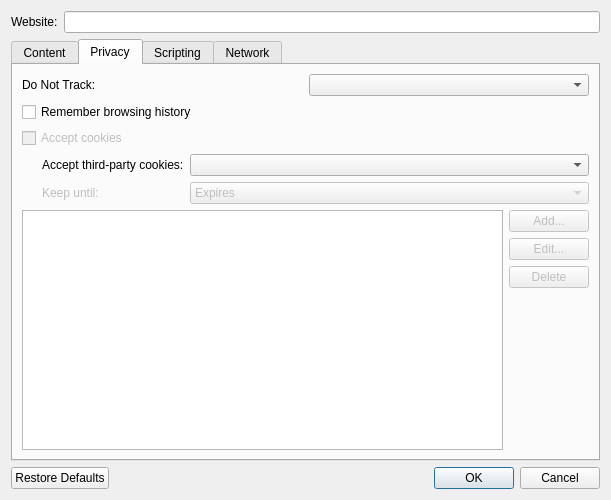
Above: src/ui/WebsitePreferencesDialog.ui from OtterBrowser/otter-browser before the change. Below: the same form after it.
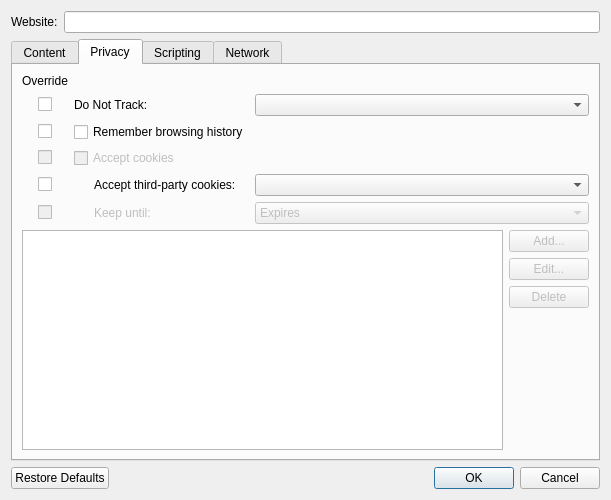
That is the form after the change. The open tabs and pages were chosen to show the change. Custom widgets are drawn as their Qt base class.

Commit message: Allow more fine-grained control over website specific preferences

What changed in the file:
```diff
--- a/src/ui/WebsitePreferencesDialog.ui
+++ b/src/ui/WebsitePreferencesDialog.ui
@@ -132,36 +132,46 @@
       <attribute name="title">
        <string>Privacy</string>
       </attribute>
-      <layout class="QVBoxLayout" name="privacyLayout">
-       <item>
-        <layout class="QHBoxLayout" name="horizontalLayout">
-         <item>
-          <widget class="QLabel" name="doNotTrackLabel">
-           <property name="text">
-            <string>Do Not Track:</string>
-           </property>
-           <property name="buddy">
-            <cstring>doNotTrackComboBox</cstring>
-           </property>
-          </widget>
-         </item>
-         <item>
+      <layout class="QGridLayout" name="gridLayout_2">
+       <item row="2" column="2">
           <widget class="QComboBox" name="doNotTrackComboBox">
            <property name="currentIndex">
             <number>-1</number>
            </property>
           </widget>
          </item>
-        </layout>
-       </item>
-       <item>
+       <item row="3" column="1">
         <widget class="QCheckBox" name="rememberBrowsingHistoryCheckBox">
          <property name="text">
           <string>Remember browsing history</string>
          </property>
         </widget>
        </item>
-       <item>
+       <item row="2" column="0" alignment="Qt::AlignHCenter">
+        <widget class="QCheckBox" name="doNotTrackOverrideCheckBox">
+         <property name="text">
+          <string/>
+         </property>
+        </widget>
+       </item>
+       <item row="5" column="2">
+        <widget class="QComboBox" name="thirdPartyCookiesComboBox"/>
+       </item>
+       <item row="5" column="0" alignment="Qt::AlignHCenter">
+        <widget class="QCheckBox" name="thirdPartyCookiesOverrideCheckBox">
+         <property name="text">
+          <string/>
+         </property>
+        </widget>
+       </item>
+       <item row="0" column="0">
+        <widget class="QLabel" name="privacyOverrideLabel">
+         <property name="text">
+          <string>Override</string>
+         </property>
+        </widget>
+       </item>
+       <item row="4" column="1">
         <widget class="QCheckBox" name="acceptCookiesCheckBox">
          <property name="enabled">
           <bool>false</bool>
@@ -171,10 +181,10 @@
          </property>
         </widget>
        </item>
+       <item row="5" column="1">
+        <layout class="QHBoxLayout" name="thirdPartyLayout">
        <item>
-        <layout class="QHBoxLayout" name="cookiesDetailsLayout">
-         <item>
-          <spacer name="cookiesDetailsSpacer">
+          <spacer name="thirdPartySpacer">
            <property name="orientation">
             <enum>Qt::Horizontal</enum>
            </property>
@@ -190,21 +200,6 @@
           </spacer>
          </item>
          <item>
-          <widget class="QWidget" name="cookiesWidget" native="true">
-           <layout class="QFormLayout" name="cookiesLayout">
-            <property name="leftMargin">
-             <number>0</number>
-            </property>
-            <property name="topMargin">
-             <number>0</number>
-            </property>
-            <property name="rightMargin">
-             <number>0</number>
-            </property>
-            <property name="bottomMargin">
-             <number>0</number>
-            </property>
-            <item row="0" column="0">
              <widget class="QLabel" name="thirdPartyCookiesLabel">
               <property name="text">
                <string>Accept third-party cookies:</string>
@@ -214,7 +209,64 @@
               </property>
              </widget>
             </item>
-            <item row="1" column="0">
+        </layout>
+       </item>
+       <item row="2" column="1">
+        <widget class="QLabel" name="doNotTrackLabel">
+         <property name="text">
+          <string>Do Not Track:</string>
+         </property>
+         <property name="buddy">
+          <cstring>doNotTrackComboBox</cstring>
+         </property>
+        </widget>
+       </item>
+       <item row="3" column="0" alignment="Qt::AlignHCenter">
+        <widget class="QCheckBox" name="rememberBrowsingHistoryOverrideCheckBox">
+         <property name="text">
+          <string/>
+         </property>
+        </widget>
+       </item>
+       <item row="4" column="0" alignment="Qt::AlignHCenter">
+        <widget class="QCheckBox" name="acceptCookiesOverrideCheckBox">
+         <property name="enabled">
+          <bool>false</bool>
+         </property>
+         <property name="text">
+          <string/>
+         </property>
+        </widget>
+       </item>
+       <item row="6" column="0" alignment="Qt::AlignHCenter">
+        <widget class="QCheckBox" name="keepCookiesUntilOverrideCheckBox">
+         <property name="enabled">
+          <bool>false</bool>
+         </property>
+         <property name="text">
+          <string/>
+         </property>
+        </widget>
+       </item>
+       <item row="6" column="1">
+        <layout class="QHBoxLayout" name="keepCookiesUntilLayout">
+         <item>
+          <spacer name="keepCookiesUntilSpacer">
+           <property name="orientation">
+            <enum>Qt::Horizontal</enum>
+           </property>
+           <property name="sizeType">
+            <enum>QSizePolicy::Fixed</enum>
+           </property>
+           <property name="sizeHint" stdset="0">
+            <size>
+             <width>20</width>
+             <height>0</height>
+            </size>
+           </property>
+          </spacer>
+         </item>
+         <item>
              <widget class="QLabel" name="keepCookiesUntilLabel">
               <property name="enabled">
                <bool>false</bool>
@@ -227,10 +279,9 @@
               </property>
              </widget>
             </item>
-            <item row="0" column="1">
-             <widget class="QComboBox" name="thirdPartyCookiesComboBox"/>
-            </item>
-            <item row="1" column="1">
+        </layout>
+       </item>
+       <item row="6" column="2">
              <widget class="QComboBox" name="keepCookiesUntilComboBox">
               <property name="enabled">
                <bool>false</bool>
@@ -252,12 +303,20 @@
               </item>
              </widget>
             </item>
-           </layout>
-          </widget>
-         </item>
-        </layout>
-       </item>
-       <item>
+       <item row="8" column="2">
+        <spacer name="privacyHorizontalSpacer">
+         <property name="orientation">
+          <enum>Qt::Horizontal</enum>
+         </property>
+         <property name="sizeHint" stdset="0">
+          <size>
+           <width>40</width>
+           <height>0</height>
+          </size>
+         </property>
+        </spacer>
+       </item>
+       <item row="7" column="0" colspan="3">
         <layout class="QHBoxLayout" name="cookiesTableLayout">
          <item>
           <widget class="Otter::TableViewWidget" name="cookiesTableWidget">
```
Left out of the diff: 370 changed lines with no effect on the pictures. Lines whose indentation alone changed are shown as unchanged. The commit also changes 4 other files.
